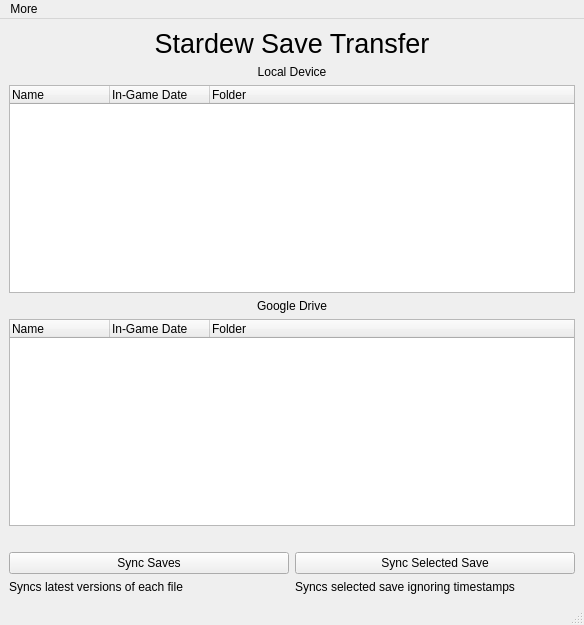
Above: mainwindow.ui from InValidFire/Stardew-Save-Sync before the change. Below: the same form after it.
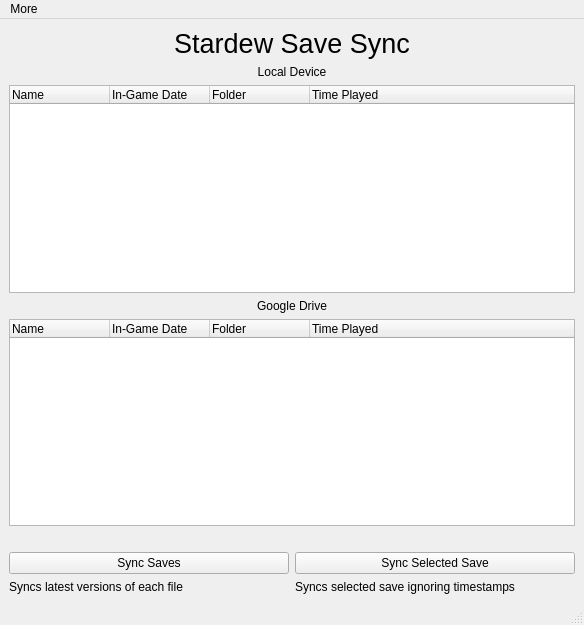
That is the form after the change.

Commit message:
Functional Prototype Lots of work still needs to be done quality wise, but it works.
Need to break down functions, introduce threads, and more.

Patch:
```diff
--- a/mainwindow.ui
+++ b/mainwindow.ui
@@ -47,7 +47,7 @@
        </font>
       </property>
       <property name="text">
-       <string>Stardew Save Transfer</string>
+       <string>Stardew Save Sync</string>
       </property>
       <property name="textFormat">
        <enum>Qt::PlainText</enum>
@@ -107,6 +107,11 @@
           <string>File Location</string>
          </property>
         </column>
+        <column>
+         <property name="text">
+          <string>Time Played</string>
+         </property>
+        </column>
        </widget>
       </item>
      </layout>
@@ -126,7 +131,7 @@
       <item>
        <widget class="QTreeWidget" name="treeWidgetDrive">
         <property name="columnCount">
-         <number>3</number>
+         <number>4</number>
         </property>
         <column>
          <property name="text">
@@ -158,6 +163,11 @@
           <string>File Location</string>
          </property>
         </column>
+        <column>
+         <property name="text">
+          <string>Time Played</string>
+         </property>
+        </column>
        </widget>
       </item>
      </layout>
```
Left out of the diff: 70 changed lines with no effect on the pictures. The commit also changes 2 other files.
